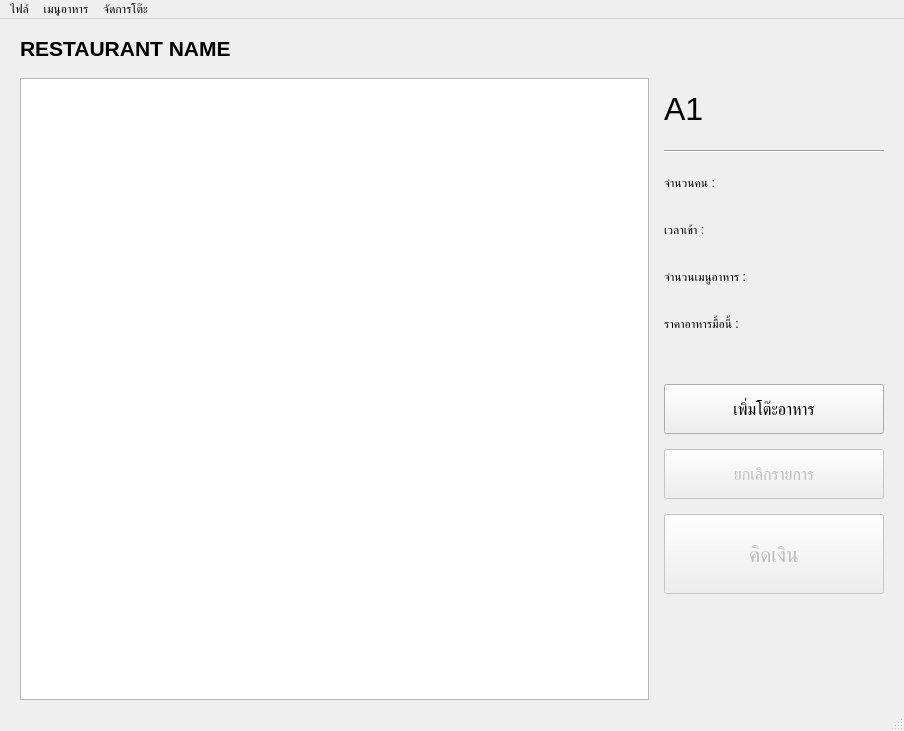
This is main_windows.ui in kantee2540/RestaurantManage as Qt 5 draws it before an edit. The edited form follows.
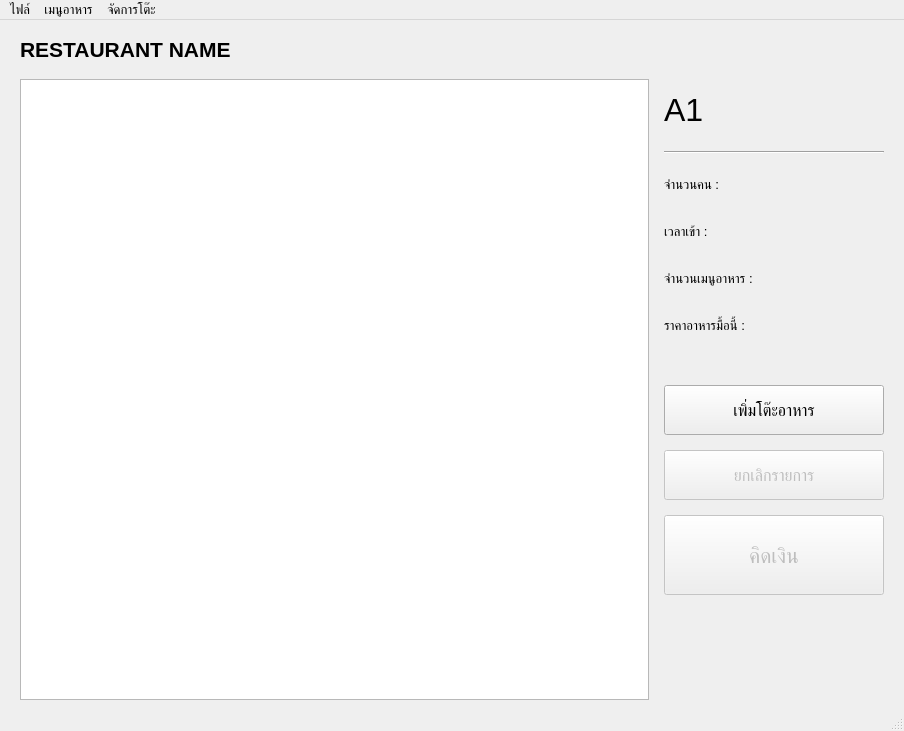
This is the edited form.

Commit message: increase font

Patch:
```diff
--- a/main_windows.ui
+++ b/main_windows.ui
@@ -28,6 +28,11 @@
     <height>700</height>
    </size>
   </property>
+  <property name="font">
+   <font>
+    <pointsize>10</pointsize>
+   </font>
+  </property>
   <property name="windowTitle">
    <string>Restaurant</string>
   </property>
@@ -315,7 +320,7 @@
      <x>0</x>
      <y>0</y>
      <width>904</width>
-     <height>22</height>
+     <height>23</height>
     </rect>
    </property>
    <widget class="QMenu" name="menuFile">
```
Left out of the diff: 2 changed lines with no effect on the pictures. The commit also changes 1 other file.
